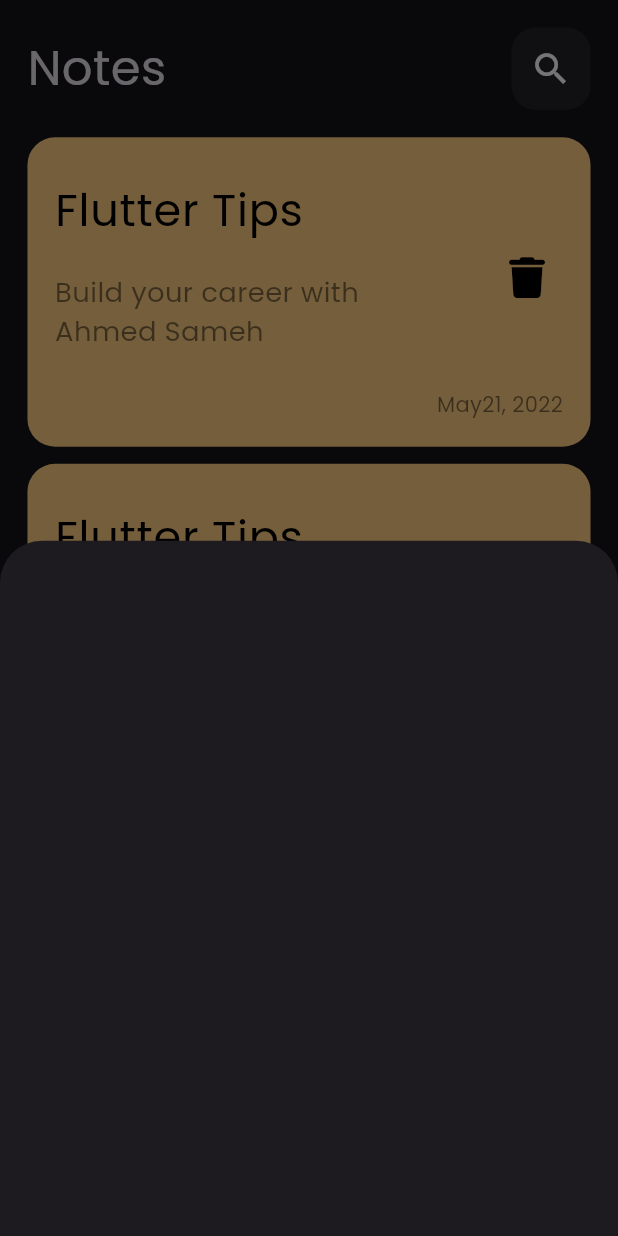
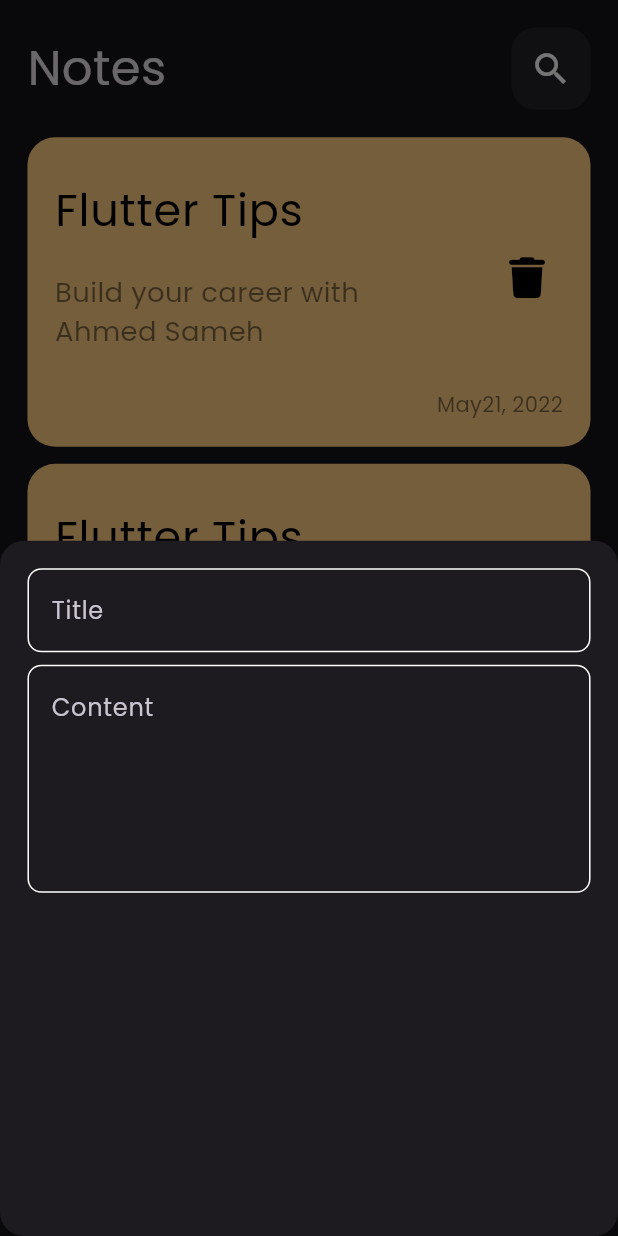
Before and after one commit to a7mmedsameh/notes_app, a Flutter app: the screen it shows after launch, after a tap on the "add" icon, on a phone screen of 412 x 824 dp. Run offline on Flutter 3.47's test engine with Material 3 defaults, Android fonts, the phone set to English and light mode, and no system bars; our stand-ins replace flutter_screenutil, font_awesome_flutter.

Commit message:
add fields to notes bottom sheet

```diff
--- /dev/null
+++ b/lib/constatns.dart
@@ -0,0 +1,3 @@
+import 'package:flutter/material.dart';
+
+const kPrimaryColor = Color(0xff62FCD7);
--- a/lib/views/notes_view.dart
+++ b/lib/views/notes_view.dart
@@ -1,4 +1,5 @@
 import 'package:flutter/material.dart';
+import 'package:project_12/constatns.dart';
 import 'package:project_12/views/widgets/add_note_bottom_sheet.dart';
 import 'package:project_12/views/widgets/notes_app_body.dart';
 
@@ -10,9 +11,12 @@
     return Scaffold(
       floatingActionButton: FloatingActionButton(
         shape: RoundedRectangleBorder(borderRadius: BorderRadius.circular(500)),
-        backgroundColor: Colors.cyanAccent,
+        backgroundColor: kPrimaryColor,
         onPressed: () {
           showModalBottomSheet(
+            shape: RoundedRectangleBorder(
+              borderRadius: BorderRadius.circular(16),
+            ),
             context: context,
             builder: (context) {
               return const AddNoteBottomSheet();
--- a/lib/views/widgets/add_note_bottom_sheet.dart
+++ b/lib/views/widgets/add_note_bottom_sheet.dart
@@ -1,10 +1,21 @@
 import 'package:flutter/material.dart';
+import 'package:flutter_screenutil/flutter_screenutil.dart';
+import 'package:project_12/views/widgets/custom_text_field.dart';
 
 class AddNoteBottomSheet extends StatelessWidget {
   const AddNoteBottomSheet({super.key});
 
   @override
   Widget build(BuildContext context) {
-    return Container();
+    return Padding(
+      padding: EdgeInsets.all(16.r),
+      child: Column(
+        children: [
+          const CustomTextField(hintText: 'Title'),
+          SizedBox(height: 7.h),
+          const CustomTextField(hintText: 'Content' , maxLines: 5),
+        ],
+      ),
+    );
   }
 }
--- /dev/null
+++ b/lib/views/widgets/custom_text_field.dart
@@ -0,0 +1,29 @@
+import 'package:flutter/material.dart';
+import 'package:flutter_screenutil/flutter_screenutil.dart';
+import 'package:project_12/constatns.dart';
+
+class CustomTextField extends StatelessWidget {
+  const CustomTextField({super.key, required this.hintText, this.maxLines = 1});
+  final String hintText;
+  final int maxLines;
+  @override
+  Widget build(BuildContext context) {
+    return TextField(
+      maxLines: maxLines,
+      cursorColor: kPrimaryColor,
+      decoration: InputDecoration(
+        hintText: hintText,
+        border: buildBorder(),
+        focusedBorder: buildBorder(width: 2, color: kPrimaryColor),
+        enabledBorder: buildBorder(),
+      ),
+    );
+  }
+
+  OutlineInputBorder buildBorder({Color? color, double? width}) {
+    return OutlineInputBorder(
+      borderRadius: BorderRadius.circular(8.r),
+      borderSide: BorderSide(color: color ?? Colors.white, width: width ?? 1),
+    );
+  }
+}
```
